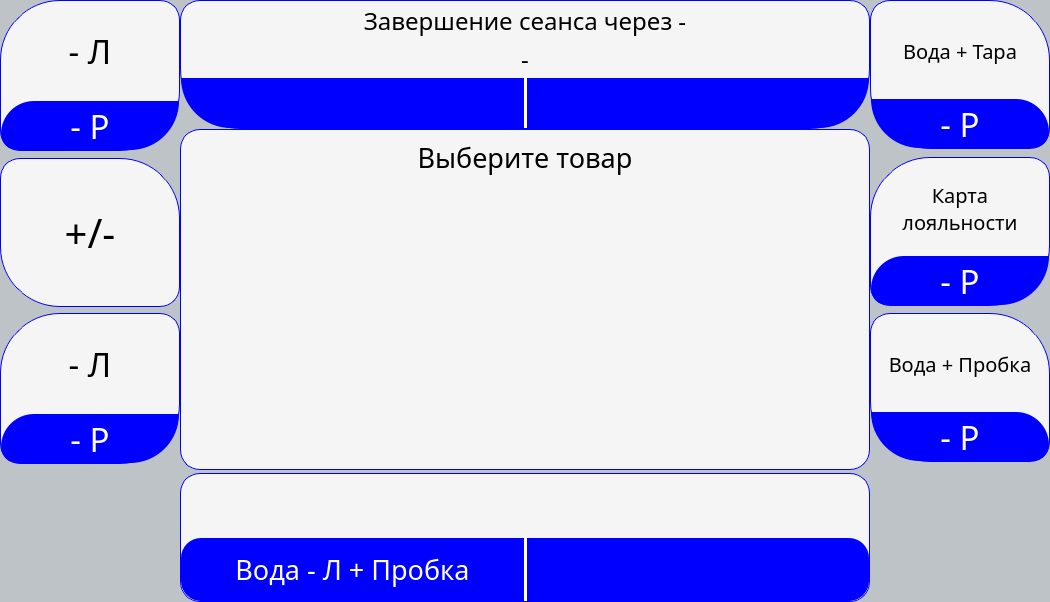
The window that services/gui/resources/ui_interface/buy_window.ui (dmitriymikryukov/vodobox-pro) describes before a commit, drawn with Qt 5.
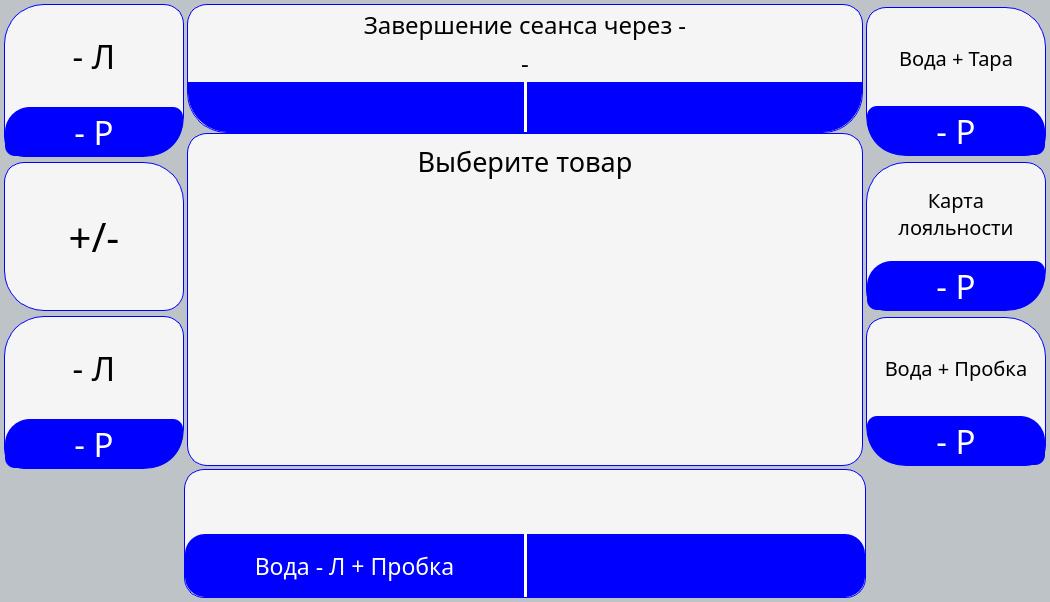
The same window after the commit. The open tabs and pages were chosen to show the change. Icons and pictures are not drawn.

Commit message: change ui for buy window

Patch:
```diff
--- a/services/gui/resources/ui_interface/buy_window.ui
+++ b/services/gui/resources/ui_interface/buy_window.ui
@@ -50,16 +50,16 @@
      </property>
      <layout class="QGridLayout" name="gridLayout">
       <property name="leftMargin">
-       <number>0</number>
+       <number>4</number>
       </property>
       <property name="topMargin">
-       <number>0</number>
+       <number>4</number>
       </property>
       <property name="rightMargin">
-       <number>0</number>
+       <number>4</number>
       </property>
       <property name="bottomMargin">
-       <number>0</number>
+       <number>4</number>
       </property>
       <property name="spacing">
        <number>0</number>
@@ -858,7 +858,7 @@
                      <property name="font">
                       <font>
                        <family>Rubik</family>
-                       <pointsize>20</pointsize>
+                       <pointsize>17</pointsize>
                       </font>
                      </property>
                      <property name="styleSheet">
@@ -881,7 +881,7 @@
                      <property name="font">
                       <font>
                        <family>Rubik</family>
-                       <pointsize>20</pointsize>
+                       <pointsize>17</pointsize>
                       </font>
                      </property>
                      <property name="styleSheet">
@@ -913,7 +913,7 @@
                      <property name="font">
                       <font>
                        <family>Rubik</family>
-                       <pointsize>20</pointsize>
+                       <pointsize>17</pointsize>
                       </font>
                      </property>
                      <property name="styleSheet">
@@ -1710,7 +1710,7 @@
         </property>
         <layout class="QHBoxLayout" name="horizontalLayout_3">
          <property name="spacing">
-          <number>0</number>
+          <number>3</number>
          </property>
          <property name="leftMargin">
           <number>0</number>
@@ -1740,7 +1740,7 @@
            </property>
            <layout class="QVBoxLayout" name="verticalLayout_15">
             <property name="spacing">
-             <number>0</number>
+             <number>3</number>
             </property>
             <property name="leftMargin">
              <number>0</number>
@@ -1752,7 +1752,7 @@
              <number>0</number>
             </property>
             <property name="bottomMargin">
-             <number>2</number>
+             <number>0</number>
             </property>
             <item>
              <widget class="QStackedWidget" name="top_left_stack_widget">
@@ -1801,8 +1801,8 @@
 	background-color: rgb(245, 245, 245);
 	border: 1px solid blue;
 	border-top-right-radius: 20px;
-	border-bottom-right-radius: 60px;
-	border-top-left-radius: 60px;
+	border-bottom-right-radius: 40px;
+	border-top-left-radius: 40px;
 	border-bottom-left-radius: 20px;
 
 }</string>
@@ -1838,8 +1838,8 @@
 	background-color: rgb(245, 245, 245);
 	border: 1px solid blue;
 	border-top-right-radius: 20px;
-	border-top-left-radius: 60px;
-	border-bottom-right-radius: 60px;
+	border-top-left-radius: 40px;
+	border-bottom-right-radius: 40px;
 	border-bottom-left-radius: 20px;
 
 }</string>
@@ -1877,7 +1877,7 @@
                      <property name="maximumSize">
                       <size>
                        <width>200</width>
-                       <height>100</height>
+                       <height>200</height>
                       </size>
                      </property>
                      <property name="font">
@@ -1925,10 +1925,10 @@
 	background-color: rgb(0, 0, 255);
 	border-radius: 17px;
 	color: white;
-border-top-right-radius: 0px;
-border-top-left-radius: 33px;
-border-bottom-right-radius: 49px;
-border-bottom-left-radius: 16px;
+border-top-right-radius: 10px;
+border-top-left-radius: 25px;
+border-bottom-right-radius: 35px;
+border-bottom-left-radius: 10px;
 
 }</string>
                      </property>
@@ -1948,19 +1948,6 @@
               <widget class="QWidget" name="empty_top_left_page"/>
              </widget>
             </item>
-            <item>
-             <spacer name="verticalSpacer">
-              <property name="orientation">
-               <enum>Qt::Vertical</enum>
-              </property>
-              <property name="sizeHint" stdset="0">
-               <size>
-                <width>20</width>
-                <height>0</height>
-               </size>
-              </property>
-             </spacer>
-            </item>
             <item>
              <widget class="QStackedWidget" name="second_top_left_stack_widget">
               <property name="styleSheet">
@@ -2013,10 +2000,10 @@
                    <string notr="true">QPushButton {
 	background-color: rgb(245, 245, 245);
 	border: 1px solid blue;
-	border-top-right-radius: 60px;
+	border-top-right-radius: 40px;
 	border-bottom-right-radius: 20px;
 	border-top-left-radius: 20px;
-	border-bottom-left-radius: 60px;
+	border-bottom-left-radius: 40px;
 
 }</string>
                   </property>
@@ -2069,10 +2056,10 @@
 	color: white;
 	background-color: rgb(0, 0, 255);
 	border: 1px solid black;
-	border-top-right-radius: 60px;
+	border-top-right-radius: 40px;
 	border-bottom-right-radius: 20px;
 	border-top-left-radius: 20px;
-	border-bottom-left-radius: 60px;
+	border-bottom-left-radius: 40px;
 }
 
 QPushButton:disabled {
@@ -2133,10 +2120,10 @@
                    <string notr="true">QPushButton {
 	background-color: rgb(245, 245, 245);
 	border: 1px solid blue;
-	border-top-right-radius: 60px;
+	border-top-right-radius: 40px;
 	border-bottom-right-radius: 20px;
 	border-top-left-radius: 20px;
-	border-bottom-left-radius: 60px;
+	border-bottom-left-radius: 40px;
 
 }</string>
                   </property>
@@ -2149,19 +2136,6 @@
               </widget>
              </widget>
             </item>
-            <item>
-             <spacer name="verticalSpacer_2">
-              <property name="orientation">
-               <enum>Qt::Vertical</enum>
-              </property>
-              <property name="sizeHint" stdset="0">
-               <size>
-                <width>20</width>
-                <height>0</height>
-               </size>
-              </property>
-             </spacer>
-            </item>
             <item>
              <widget class="QStackedWidget" name="second_bottom_left_stack">
               <property name="styleSheet">
@@ -2215,8 +2189,8 @@
 	background-color: rgb(245, 245, 245);
 	border: 1px solid blue;
 	border-top-right-radius: 20px;
-	border-bottom-right-radius: 60px;
-	border-top-left-radius: 60px;
+	border-bottom-right-radius: 40px;
+	border-top-left-radius: 40px;
 	border-bottom-left-radius: 20px;
 
 }</string>
@@ -2252,8 +2226,8 @@
 	background-color: rgb(245, 245, 245);
 	border: 1px solid blue;
 	border-top-right-radius: 20px;
-	border-top-left-radius: 60px;
-	border-bottom-right-radius: 60px;
+	border-top-left-radius: 40px;
+	border-bottom-right-radius: 40px;
 	border-bottom-left-radius: 20px;
 
 }</string>
@@ -2291,7 +2265,7 @@
                      <property name="maximumSize">
                       <size>
                        <width>200</width>
-                       <height>100</height>
+                       <height>200</height>
                       </size>
                      </property>
                      <property name="font">
@@ -2339,10 +2313,10 @@
 	background-color: rgb(0, 0, 255);
 	border-radius: 17px;
 	color: white;
-border-top-right-radius: 0px;
-border-top-left-radius: 33px;
-border-bottom-right-radius: 49px;
-border-bottom-left-radius: 16px;
+border-top-right-radius: 10px;
+border-top-left-radius: 25px;
+border-bottom-right-radius: 35px;
+border-bottom-left-radius: 10px;
 
 }</string>
                      </property>
@@ -2362,19 +2336,6 @@
               <widget class="QWidget" name="empty_second_bottom_left_page"/>
              </widget>
             </item>
-            <item>
-             <spacer name="verticalSpacer_5">
-              <property name="orientation">
-               <enum>Qt::Vertical</enum>
-              </property>
-              <property name="sizeHint" stdset="0">
-               <size>
-                <width>20</width>
-                <height>0</height>
-               </size>
-              </property>
-             </spacer>
-            </item>
            </layout>
           </widget>
          </item>
@@ -2460,8 +2421,8 @@
             background-color: rgb(245, 245, 245);
 			border-top-right-radius: 20px;
 			border-top-left-radius: 20px;
-			border-bottom-right-radius: 60px;
-			border-bottom-left-radius: 60px;
+			border-bottom-right-radius: 40px;
+			border-bottom-left-radius: 40px;
             border: 1px solid blue;
 }</string>
                  </property>
@@ -2531,8 +2492,8 @@
                      <string notr="true">QFrame#frame_17 {
 	border-top-right-radius: 0px;
 	border-top-left-radius: 0px;
-	border-bottom-right-radius: 50px;
-	border-bottom-left-radius:50px;
+	border-bottom-right-radius: 40px;
+	border-bottom-left-radius:40px;
 	background-color: rgb(0, 0, 255);
 }</string>
                     </property>
@@ -4303,7 +4264,7 @@
            </property>
            <layout class="QVBoxLayout" name="verticalLayout_13">
             <property name="spacing">
-             <number>0</number>
+             <number>3</number>
             </property>
             <property name="leftMargin">
              <number>0</number>
@@ -4315,7 +4276,7 @@
              <number>0</number>
             </property>
             <property name="bottomMargin">
-             <number>3</number>
+             <number>0</number>
             </property>
             <item>
              <widget class="QStackedWidget" name="top_right_btn_stack_widget">
@@ -4372,10 +4333,10 @@
                    <string notr="true">#frame_15 {
 	background-color: rgb(245, 245, 245);
 	border: 1px solid blue;
-border-top-right-radius: 60px;
+border-top-right-radius: 40px;
 border-top-left-radius: 20px;
 border-bottom-right-radius: 20px;
-border-bottom-left-radius: 60px;
+border-bottom-left-radius: 40px;
 }</string>
                   </property>
                   <property name="frameShape">
@@ -4417,7 +4378,7 @@
                      <property name="maximumSize">
                       <size>
                        <width>200</width>
-                       <height>100</height>
+                       <height>200</height>
                       </size>
                      </property>
                      <property name="sizeIncrement">
@@ -4454,12 +4415,6 @@
                        <height>49</height>
                       </size>
                      </property>
-                     <property name="maximumSize">
-                      <size>
-                       <width>16777215</width>
-                       <height>49</height>
-                      </size>
-                     </property>
                      <property name="font">
                       <font>
                        <family>Rubik</family>
@@ -4470,10 +4425,10 @@
                       <string notr="true">QLabel {
 	background-color: rgb(0, 0, 255);
 	color: white;
-border-top-right-radius: 33px;
-border-top-left-radius: 0px;
-border-bottom-right-radius: 16px;
-border-bottom-left-radius: 49px;
+border-top-right-radius: 25px;
+border-top-left-radius: 10px;
+border-bottom-right-radius: 10px;
+border-bottom-left-radius: 35px;
 }</string>
                      </property>
                      <property name="text">
@@ -4534,10 +4489,10 @@
                    <string notr="true">QPushButton {
 	background-color: rgb(245, 245, 245);
 	border: 1px solid blue;
-border-top-right-radius: 60px;
+border-top-right-radius: 40px;
 border-top-left-radius: 20px;
 border-bottom-right-radius: 20px;
-border-bottom-left-radius: 60px;
+border-bottom-left-radius: 40px;
 }</string>
                   </property>
                   <property name="text">
@@ -4552,19 +4507,6 @@
               </widget>
              </widget>
             </item>
-            <item>
-             <spacer name="verticalSpacer_3">
-              <property name="orientation">
-               <enum>Qt::Vertical</enum>
-              </property>
-              <property name="sizeHint" stdset="0">
-               <size>
-                <width>20</width>
-                <height>0</height>
-               </size>
-              </property>
-             </spacer>
-            </item>
             <item>
              <widget class="QStackedWidget" name="top_right_second_stack_widget">
               <property name="minimumSize">
@@ -4630,8 +4572,8 @@
 	background-color: rgb(245, 245, 245);
 	border: 1px solid blue;
 border-top-right-radius: 20px;
-border-top-left-radius: 60px;
-border-bottom-right-radius: 60px;
+border-top-left-radius: 40px;
+border-bottom-right-radius: 40px;
 border-bottom-left-radius: 20px;
 
 }</string>
@@ -4680,8 +4622,8 @@
 	background-color: rgb(245, 245, 245);
 	border: 1px solid blue;
 	border-top-right-radius: 20px;
-	border-top-left-radius: 60px;
-	border-bottom-right-radius: 60px;
+	border-top-left-radius: 40px;
+	border-bottom-right-radius: 40px;
 	border-bottom-left-radius: 20px;
 
 }</string>
@@ -4725,7 +4667,7 @@
                      <property name="maximumSize">
                       <size>
                        <width>200</width>
-                       <height>100</height>
+                       <height>200</height>
                       </size>
                      </property>
                      <property name="sizeIncrement">
@@ -4780,10 +4722,10 @@
 	background-color: rgb(0, 0, 255);
 	border-radius: 17px;
 	color: white;
-border-top-right-radius: 0px;
-border-top-left-radius: 33px;
-border-bottom-right-radius: 49px;
-border-bottom-left-radius: 16px;
+border-top-right-radius: 10px;
+border-top-left-radius: 25px;
+border-bottom-right-radius: 35px;
+border-bottom-left-radius: 10px;
 }</string>
                      </property>
                      <property name="text">
@@ -4844,8 +4786,8 @@
 	background-color: rgb(245, 245, 245);
 	border: 1px solid green;
 border-top-right-radius: 20px;
-border-top-left-radius: 60px;
-border-bottom-right-radius: 60px;
+border-top-left-radius: 40px;
+border-bottom-right-radius: 40px;
 border-bottom-left-radius: 20px;
 
 }</string>
@@ -4860,19 +4802,6 @@
               <widget class="QWidget" name="top_right_second_empty_page"/>
              </widget>
             </item>
-            <item>
-             <spacer name="verticalSpacer_4">
-              <property name="orientation">
-               <enum>Qt::Vertical</enum>
-              </property>
-              <property name="sizeHint" stdset="0">
-               <size>
-                <width>20</width>
-                <height>0</height>
-               </size>
-              </property>
-             </spacer>
-            </item>
             <item>
              <widget class="QStackedWidget" name="bottom_right_second_stack_widget">
               <property name="minimumSize">
@@ -4928,10 +4857,10 @@
                    <string notr="true">#frame_16 {
 	background-color: rgb(245, 245, 245);
 	border: 1px solid blue;
-border-top-right-radius: 60px;
+border-top-right-radius: 40px;
 border-top-left-radius: 20px;
 border-bottom-right-radius: 20px;
-border-bottom-left-radius: 60px;
+border-bottom-left-radius: 40px;
 
 }</string>
                   </property>
@@ -4974,7 +4903,7 @@
                      <property name="maximumSize">
                       <size>
                        <width>200</width>
-                       <height>100</height>
+                       <height>200</height>
                       </size>
                      </property>
                      <property name="sizeIncrement">
@@ -5029,10 +4958,10 @@
                       <string notr="true">QLabel {
 	background-color: rgb(0, 0, 255);
 	color: white;
-border-top-right-radius: 33px;
-border-top-left-radius: 0px;
-border-bottom-right-radius: 16px;
-border-bottom-left-radius: 49px;
+border-top-right-radius: 25px;
+border-top-left-radius: 10px;
+border-bottom-right-radius: 10px;
+border-bottom-left-radius: 35px;
 }</string>
                      </property>
                      <property name="text">
@@ -5093,10 +5022,10 @@
                    <string notr="true">QPushButton {
 	background-color: rgb(245, 245, 245);
 	border: 1px solid blue;
-border-top-right-radius: 60px;
+border-top-right-radius: 40px;
 border-top-left-radius: 20px;
 border-bottom-right-radius: 20px;
-border-bottom-left-radius: 60px;
+border-bottom-left-radius: 40px;
 }</string>
                   </property>
                   <property name="text">
@@ -5109,19 +5038,6 @@
               </widget>
              </widget>
             </item>
-            <item>
-             <spacer name="verticalSpacer_6">
-              <property name="orientation">
-               <enum>Qt::Vertical</enum>
-              </property>
-              <property name="sizeHint" stdset="0">
-               <size>
-                <width>20</width>
-                <height>0</height>
-               </size>
-              </property>
-             </spacer>
-            </item>
            </layout>
           </widget>
          </item>
```
The commit also changes 1 other file.
